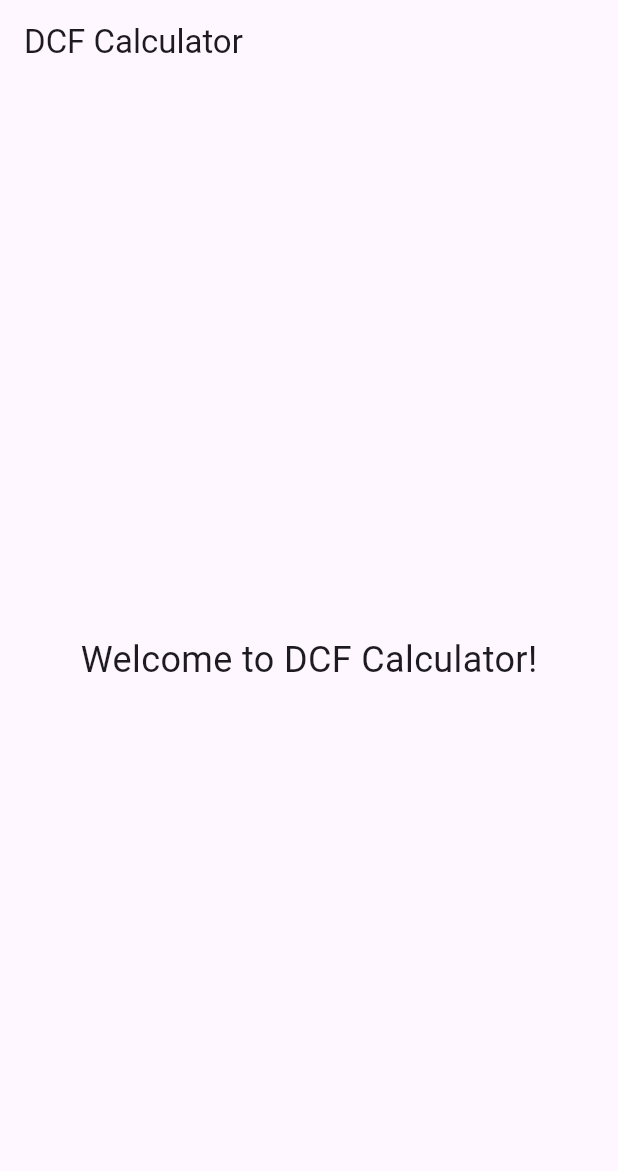
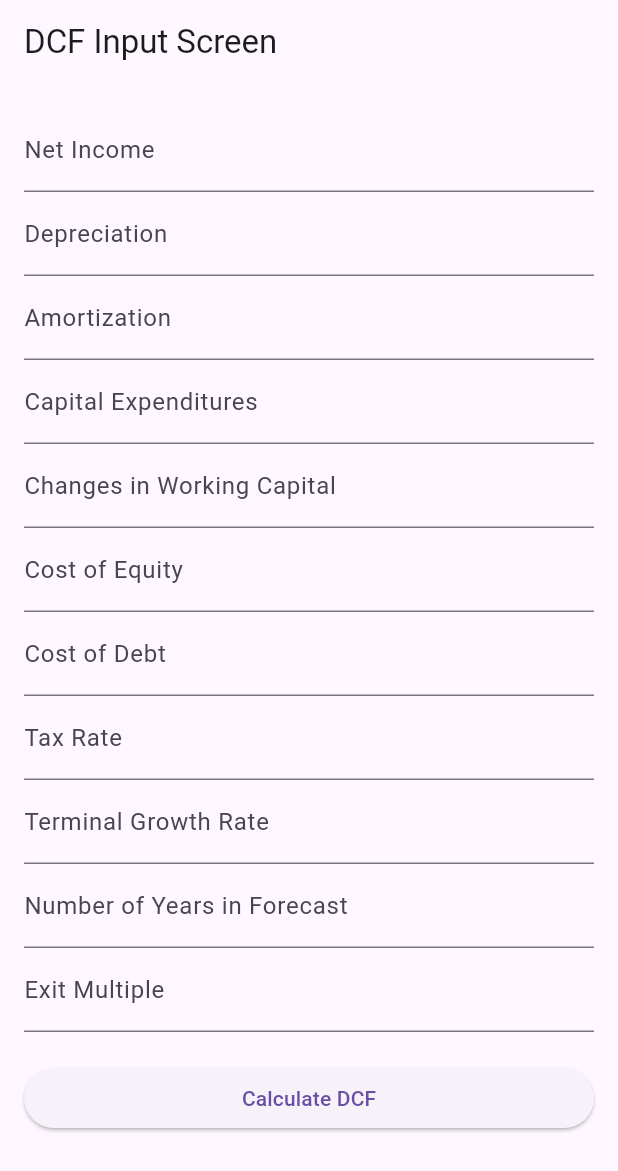
Before and after one commit to rahilmuhammedck/dcf-calculator, a Flutter app: the screen it shows after launch, on a phone screen of 412 x 824 dp. Shown: the top 1171 px of the screen. Run offline on Flutter 3.47's test engine with Material 3 defaults, Android fonts, the phone set to English and light mode, and no system bars.

````diff
--- a/lib/main.dart
+++ b/lib/main.dart
@@ -8,37 +8,128 @@ class DCFCalculatorApp extends StatelessWidget {
   @override
   Widget build(BuildContext context) {
     return MaterialApp(
+      debugShowCheckedModeBanner: false,
       title: 'DCF Calculator',
       theme: ThemeData(
         primarySwatch: Colors.blue,
       ),
-      home: DCFCalculatorScreen(),
+      home: DCFInputScreen(),
     );
   }
 }
 
-class DCFCalculatorScreen extends StatefulWidget {
+class DCFInputScreen extends StatefulWidget {
   @override
-  _DCFCalculatorScreenState createState() => _DCFCalculatorScreenState();
+  _DCFInputScreenState createState() => _DCFInputScreenState();
 }
 
-class _DCFCalculatorScreenState extends State<DCFCalculatorScreen> {
-  // Add your state variables and logic here
+class _DCFInputScreenState extends State<DCFInputScreen> {
+  TextEditingController netIncomeController = TextEditingController();
+  TextEditingController depreciationController = TextEditingController();
+  TextEditingController amortizationController = TextEditingController();
+  TextEditingController capExController = TextEditingController();
+  TextEditingController workingCapitalController = TextEditingController();
+  TextEditingController costOfEquityController = TextEditingController();
+  TextEditingController costOfDebtController = TextEditingController();
+  TextEditingController taxRateController = TextEditingController();
+  TextEditingController terminalGrowthRateController = TextEditingController();
+  TextEditingController forecastYearsController = TextEditingController();
+  TextEditingController exitMultipleController = TextEditingController();
 
   @override
   Widget build(BuildContext context) {
     return Scaffold(
       appBar: AppBar(
-        title: Text('DCF Calculator'),
+        title: Text('DCF Input Screen'),
       ),
-      body: Center(
-        // Add your UI components here
-        child: Text(
-          'Welcome to DCF Calculator!',
-          style: TextStyle(fontSize: 24),
+      body: Padding(
+        padding: const EdgeInsets.all(16.0),
+        child: Column(
+          crossAxisAlignment: CrossAxisAlignment.stretch,
+          children: [
+            buildTextField("Net Income", netIncomeController),
+            buildTextField("Depreciation", depreciationController),
+            buildTextField("Amortization", amortizationController),
+            buildTextField("Capital Expenditures", capExController),
+            buildTextField(
+                "Changes in Working Capital", workingCapitalController),
+            buildTextField("Cost of Equity", costOfEquityController),
+            buildTextField("Cost of Debt", costOfDebtController),
+            buildTextField("Tax Rate", taxRateController),
+            buildTextField(
+                "Terminal Growth Rate", terminalGrowthRateController),
+            buildTextField(
+                "Number of Years in Forecast", forecastYearsController),
+            buildTextField("Exit Multiple", exitMultipleController),
+            SizedBox(height: 20),
+            ElevatedButton(
+              onPressed: () {
+                // Retrieve values from controllers and use them for DCF calculation
+                double netIncome = double.parse(netIncomeController.text);
+                double depreciation = double.parse(depreciationController.text);
+                double amortization = double.parse(amortizationController.text);
+                double capEx = double.parse(capExController.text);
+                double workingCapital =
+                    double.parse(workingCapitalController.text);
+                double costOfEquity = double.parse(costOfEquityController.text);
+                double costOfDebt = double.parse(costOfDebtController.text);
+                double taxRate = double.parse(taxRateController.text);
+                double terminalGrowthRate =
+                    double.parse(terminalGrowthRateController.text);
+                int forecastYears = int.parse(forecastYearsController.text);
+                double exitMultiple = double.parse(exitMultipleController.text);
+
+                // Perform DCF calculation using retrieved values
+                double dcfValue = calculateDCF(
+                    netIncome,
+                    depreciation,
+                    amortization,
+                    capEx,
+                    workingCapital,
+                    costOfEquity,
+                    costOfDebt,
+                    taxRate,
+                    terminalGrowthRate,
+                    forecastYears,
+                    exitMultiple);
+
+                // Print or use the DCF value as needed
+                print('DCF Value: $dcfValue');
+              },
+              child: Text('Calculate DCF'),
+            ),
+          ],
         ),
       ),
     );
   }
+
+  Widget buildTextField(String labelText, TextEditingController controller) {
+    return TextField(
+      controller: controller,
+      keyboardType: TextInputType.numberWithOptions(decimal: true),
+      decoration: InputDecoration(labelText: labelText),
+    );
+  }
+
+  // Perform DCF calculation using the provided inputs
+  double calculateDCF(
+      double netIncome,
+      double depreciation,
+      double amortization,
+      double capEx,
+      double workingCapital,
+      double costOfEquity,
+      double costOfDebt,
+      double taxRate,
+      double terminalGrowthRate,
+      int forecastYears,
+      double exitMultiple) {
+    // Implement your DCF calculation logic here
+    // ...
+
+    // For demonstration purposes, a simple calculation is performed
+    double dcfValue = netIncome - capEx;
+    return dcfValue;
+  }
 }
-```
````
Also changed, not shown: pubspec.yaml (+4 -7 lines), assets/images/icon.png (added).
